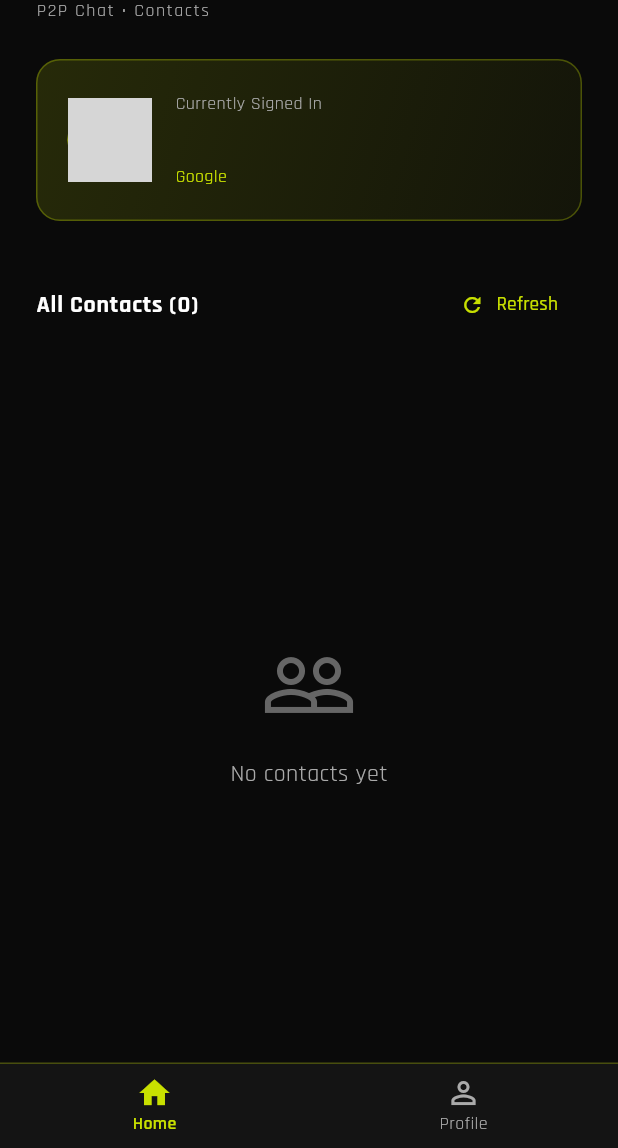
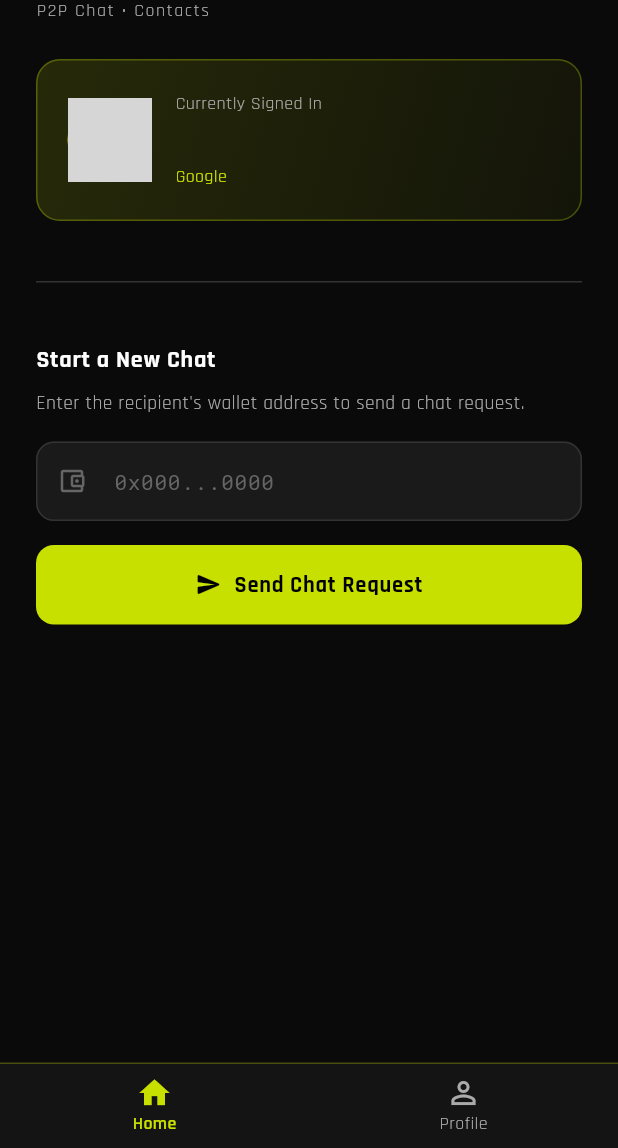
Before and after one commit to TahirMustafa-NO-ONE/meshlix_app, a Flutter app: the HomeScreen screen opened directly, after a tap on the "logout" icon, on a phone screen of 412 x 824 dp, the part 88-1236 px from its top. Run offline on Flutter 3.47's test engine with Material 3 defaults, Android fonts, the light colour scheme and no system bars; our stand-ins replace flutter_dotenv, font_awesome_flutter, google_fonts, shared_preferences; missing offline and left inert: web3auth_flutter, web3dart; accounts and stored records are empty; network calls fail; grey boxes are pictures that could not be loaded.

Commit message:
added wallet input feild

```diff
--- a/lib/screens/home/home_screen.dart
+++ b/lib/screens/home/home_screen.dart
@@ -2,7 +2,6 @@ import 'package:flutter/material.dart';
 import 'package:google_fonts/google_fonts.dart';
 import '../../services/auth/auth_service.dart';
 import '../../services/auth/auth_user.dart';
-import '../../services/storage/user_storage.dart';
 import '../../theme/app_colors.dart';
 import '../auth/auth_screen.dart';
 
@@ -14,41 +13,53 @@ class HomeScreen extends StatefulWidget {
 }
 
 class _HomeScreenState extends State<HomeScreen> {
-  List<AuthUser> _allUsers = [];
-  bool _isLoading = true;
+  final TextEditingController _walletAddressController =
+      TextEditingController();
+  bool _isSendingRequest = false;
 
   @override
-  void initState() {
-    super.initState();
-    _loadUsers();
-  }
-
-  Future<void> _loadUsers() async {
-    setState(() => _isLoading = true);
-    try {
-      final users = await UserStorage.instance.getAllUsers();
-      setState(() {
-        _allUsers = users;
-        _isLoading = false;
-      });
-    } catch (e) {
-      setState(() => _isLoading = false);
-      if (mounted) {
-        ScaffoldMessenger.of(
-          context,
-        ).showSnackBar(SnackBar(content: Text('Error loading users: $e')));
-      }
-    }
+  void dispose() {
+    _walletAddressController.dispose();
+    super.dispose();
   }
 
   Future<void> _handleSignOut() async {
     await AuthService.instance.signOut();
     if (mounted) {
-      // Use pushAndRemoveUntil to clear all previous routes from the stack
       Navigator.of(context).pushAndRemoveUntil(
         MaterialPageRoute(builder: (_) => const AuthScreen()),
-        (route) => false, // Remove all previous routes
+        (route) => false,
       );
+    }
+  }
+
+  Future<void> _handleSendChatRequest() async {
+    final address = _walletAddressController.text.trim();
+    if (address.isEmpty) {
+      ScaffoldMessenger.of(context).showSnackBar(
+        const SnackBar(content: Text('Please enter a wallet address')),
+      );
+      return;
+    }
+
+    setState(() => _isSendingRequest = true);
+    try {
+      // TODO: implement send chat request logic
+      await Future.delayed(const Duration(seconds: 1)); // placeholder
+      if (mounted) {
+        ScaffoldMessenger.of(context).showSnackBar(
+          SnackBar(content: Text('Chat request sent to $address')),
+        );
+        _walletAddressController.clear();
+      }
+    } catch (e) {
+      if (mounted) {
+        ScaffoldMessenger.of(context).showSnackBar(
+          SnackBar(content: Text('Error sending request: $e')),
+        );
+      }
+    } finally {
+      if (mounted) setState(() => _isSendingRequest = false);
     }
   }
 
@@ -77,12 +88,13 @@ class _HomeScreenState extends State<HomeScreen> {
             child: Container(height: 2, color: AppColors.primaryAccent),
           ),
           SafeArea(
+            child: SingleChildScrollView(
+              padding: const EdgeInsets.all(24.0),
               child: Column(
+                crossAxisAlignment: CrossAxisAlignment.start,
                 children: [
-                // ── Header ─────────────────────────────────────────────
-                Padding(
-                  padding: const EdgeInsets.all(24.0),
-                  child: Row(
+                  // ── Header ──────────────────────────────────────────
+                  Row(
                     mainAxisAlignment: MainAxisAlignment.spaceBetween,
                     children: [
                       Column(
@@ -117,12 +129,10 @@ class _HomeScreenState extends State<HomeScreen> {
                       ),
                     ],
                   ),
-                ),
+                  const SizedBox(height: 24),
 
-                // ── Current User Card ──────────────────────────────────
-                Padding(
-                  padding: const EdgeInsets.symmetric(horizontal: 24.0),
-                  child: Container(
+                  // ── Current User Card ────────────────────────────────
+                  Container(
                     width: double.infinity,
                     padding: const EdgeInsets.all(20),
                     decoration: BoxDecoration(
@@ -220,17 +230,13 @@ class _HomeScreenState extends State<HomeScreen> {
                       ],
                     ),
                   ),
-                ),
-                const SizedBox(height: 32),
+                  const SizedBox(height: 40),
+                  Container(height: 1, color: AppColors.border),
+                  const SizedBox(height: 40),
 
-                // ── All Users Section ──────────────────────────────────
-                Padding(
-                  padding: const EdgeInsets.symmetric(horizontal: 24.0),
-                  child: Row(
-                    mainAxisAlignment: MainAxisAlignment.spaceBetween,
-                    children: [
+                  // ── New Chat Section ─────────────────────────────────
                   Text(
-                        'All Contacts (${_allUsers.length})',
+                    'Start a New Chat',
                     style: GoogleFonts.rajdhani(
                       color: AppColors.textPrimary,
                       fontSize: 16,
@@ -238,82 +244,102 @@ class _HomeScreenState extends State<HomeScreen> {
                       letterSpacing: 0.5,
                     ),
                   ),
-                      TextButton.icon(
-                        onPressed: _loadUsers,
-                        icon: const Icon(
-                          Icons.refresh,
-                          size: 16,
+                  const SizedBox(height: 8),
+                  Text(
+                    'Enter the recipient\'s wallet address to send a chat request.',
+                    style: GoogleFonts.rajdhani(
+                      color: AppColors.textSecondary,
+                      fontSize: 13,
+                    ),
+                  ),
+                  const SizedBox(height: 16),
+
+                  // Wallet Address Input
+                  TextField(
+                    controller: _walletAddressController,
+                    style: GoogleFonts.robotoMono(
+                      color: AppColors.textPrimary,
+                      fontSize: 14,
+                    ),
+                    decoration: InputDecoration(
+                      hintText: '0x000...0000',
+                      hintStyle: GoogleFonts.robotoMono(
+                        color: AppColors.textHint,
+                        fontSize: 14,
+                      ),
+                      prefixIcon: const Icon(
+                        Icons.account_balance_wallet_outlined,
+                        color: AppColors.textHint,
+                        size: 20,
+                      ),
+                      filled: true,
+                      fillColor: AppColors.surfaceVariant,
+                      contentPadding: const EdgeInsets.symmetric(
+                        horizontal: 16,
+                        vertical: 16,
+                      ),
+                      border: OutlineInputBorder(
+                        borderRadius: BorderRadius.circular(12),
+                        borderSide: BorderSide(color: AppColors.border),
+                      ),
+                      enabledBorder: OutlineInputBorder(
+                        borderRadius: BorderRadius.circular(12),
+                        borderSide: BorderSide(color: AppColors.border),
+                      ),
+                      focusedBorder: OutlineInputBorder(
+                        borderRadius: BorderRadius.circular(12),
+                        borderSide: BorderSide(
                           color: AppColors.primaryAccent,
+                          width: 1.5,
+                        ),
+                      ),
+                    ),
+                  ),
+                  const SizedBox(height: 16),
+
+                  // Send Chat Request Button
+                  SizedBox(
+                    width: double.infinity,
+                    child: ElevatedButton.icon(
+                      onPressed:
+                          _isSendingRequest ? null : _handleSendChatRequest,
+                      icon: _isSendingRequest
+                          ? const SizedBox(
+                              width: 18,
+                              height: 18,
+                              child: CircularProgressIndicator(
+                                strokeWidth: 2,
+                                color: Colors.black,
+                              ),
+                            )
+                          : const Icon(
+                              Icons.send_rounded,
+                              size: 18,
+                              color: Colors.black,
                             ),
                       label: Text(
-                          'Refresh',
+                        _isSendingRequest ? 'Sending...' : 'Send Chat Request',
                         style: GoogleFonts.rajdhani(
-                            color: AppColors.primaryAccent,
-                            fontSize: 13,
+                          color: Colors.black,
+                          fontSize: 15,
+                          fontWeight: FontWeight.bold,
+                          letterSpacing: 0.5,
+                        ),
+                      ),
+                      style: ElevatedButton.styleFrom(
+                        backgroundColor: AppColors.primaryAccent,
+                        disabledBackgroundColor:
+                            AppColors.primaryAccent.withValues(alpha: 0.5),
+                        padding: const EdgeInsets.symmetric(vertical: 16),
+                        shape: RoundedRectangleBorder(
+                          borderRadius: BorderRadius.circular(12),
+                        ),
+                        elevation: 0,
                       ),
                     ),
                   ),
                 ],
               ),
-                ),
-                const SizedBox(height: 16),
-
-                // ── Users List ─────────────────────────────────────────
-                Expanded(
-                  child: _isLoading
-                      ? const Center(
-                          child: CircularProgressIndicator(
-                            color: AppColors.primaryAccent,
-                          ),
-                        )
-                      : _allUsers.isEmpty
-                      ? Center(
-                          child: Column(
-                            mainAxisAlignment: MainAxisAlignment.center,
-                            children: [
-                              Icon(
-                                Icons.people_outline,
-                                size: 64,
-                                color: AppColors.textHint,
-                              ),
-                              const SizedBox(height: 16),
-                              Text(
-                                'No contacts yet',
-                                style: GoogleFonts.rajdhani(
-                                  color: AppColors.textSecondary,
-                                  fontSize: 16,
-                                ),
-                              ),
-                            ],
-                          ),
-                        )
-                      : RefreshIndicator(
-                          onRefresh: _loadUsers,
-                          color: AppColors.primaryAccent,
-                          child: ListView.builder(
-                            padding: const EdgeInsets.symmetric(
-                              horizontal: 24.0,
-                              vertical: 8.0,
-                            ),
-                            itemCount: _allUsers.length,
-                            itemBuilder: (context, index) {
-                              final user = _allUsers[index];
-                              final isCurrentUser =
-                                  user.publicAddress ==
-                                  currentUser.publicAddress;
-
-                              return Padding(
-                                padding: const EdgeInsets.only(bottom: 12.0),
-                                child: _UserCard(
-                                  user: user,
-                                  isCurrentUser: isCurrentUser,
-                                ),
-                              );
-                            },
-                          ),
-                        ),
-                ),
-              ],
             ),
           ),
         ],
@@ -321,178 +347,3 @@ class _HomeScreenState extends State<HomeScreen> {
     );
   }
 }
-
-// ─── User Card Widget ────────────────────────────────────────────────────────
-
-class _UserCard extends StatelessWidget {
-  final AuthUser user;
-  final bool isCurrentUser;
-
-  const _UserCard({required this.user, required this.isCurrentUser});
-
-  @override
-  Widget build(BuildContext context) {
-    return Container(
-      padding: const EdgeInsets.all(16),
-      decoration: BoxDecoration(
-        color: isCurrentUser
-            ? AppColors.primaryAccent.withValues(alpha: 0.1)
-            : AppColors.surfaceVariant,
-        borderRadius: BorderRadius.circular(12),
-        border: Border.all(
-          color: isCurrentUser
-              ? AppColors.primaryAccent.withValues(alpha: 0.5)
-              : AppColors.border,
-        ),
-      ),
-      child: Row(
-        children: [
-          // Avatar
-          if (user.profileImage != null)
-            Container(
-              width: 48,
-              height: 48,
-              decoration: BoxDecoration(
-                shape: BoxShape.circle,
-                border: Border.all(
-                  color: isCurrentUser
-                      ? AppColors.primaryAccent
-                      : AppColors.textHint,
-                  width: 2,
-                ),
-                image: DecorationImage(
-                  image: NetworkImage(user.profileImage!),
-                  fit: BoxFit.cover,
-                ),
-              ),
-            )
-          else
-            Container(
-              width: 48,
-              height: 48,
-              decoration: BoxDecoration(
-                shape: BoxShape.circle,
-                color: isCurrentUser
-                    ? AppColors.primaryAccent.withValues(alpha: 0.2)
-                    : AppColors.textHint.withValues(alpha: 0.2),
-                border: Border.all(
-                  color: isCurrentUser
-                      ? AppColors.primaryAccent
-                      : AppColors.textHint,
-                  width: 2,
-                ),
-              ),
-              child: Center(
-                child: Text(
-                  user.displayName[0].toUpperCase(),
-                  style: GoogleFonts.orbitron(
-                    color: isCurrentUser
-                        ? AppColors.primaryAccent
-                        : AppColors.textHint,
-                    fontSize: 20,
-                    fontWeight: FontWeight.bold,
-                  ),
-                ),
-              ),
-            ),
-          const SizedBox(width: 12),
-          Expanded(
-            child: Column(
-              crossAxisAlignment: CrossAxisAlignment.start,
-              children: [
-                Row(
-                  children: [
-                    Expanded(
-                      child: Text(
-                        user.displayName,
-                        style: GoogleFonts.rajdhani(
-                          color: AppColors.textPrimary,
-                          fontSize: 16,
-                          fontWeight: FontWeight.bold,
-                        ),
-                        maxLines: 1,
-                        overflow: TextOverflow.ellipsis,
-                      ),
-                    ),
-                    if (isCurrentUser)
-                      Container(
-                        padding: const EdgeInsets.symmetric(
-                          horizontal: 8,
-                          vertical: 2,
-                        ),
-                        decoration: BoxDecoration(
-                          color: AppColors.primaryAccent.withValues(alpha: 0.2),
-                          borderRadius: BorderRadius.circular(4),
-                        ),
-                        child: Text(
-                          'ACTIVE',
-                          style: GoogleFonts.rajdhani(
-                            color: AppColors.primaryAccent,
-                            fontSize: 10,
-                            fontWeight: FontWeight.bold,
-                          ),
-                        ),
-                      ),
-                  ],
-                ),
-                const SizedBox(height: 4),
-                if (user.email != null)
-                  Text(
-                    user.email!,
-                    style: GoogleFonts.rajdhani(
-                      color: AppColors.textSecondary,
-                      fontSize: 13,
-                    ),
-                    maxLines: 1,
-                    overflow: TextOverflow.ellipsis,
-                  ),
-                const SizedBox(height: 2),
-                Row(
-                  children: [
-                    Icon(
-                      _getProviderIcon(user.provider),
-                      size: 12,
-                      color: AppColors.textHint,
-                    ),
-                    const SizedBox(width: 4),
-                    Text(
-                      user.providerDisplayName,
-                      style: GoogleFonts.rajdhani(
-                        color: AppColors.textHint,
-                        fontSize: 12,
-                      ),
-                    ),
-                    const SizedBox(width: 8),
-                    Text('•', style: TextStyle(color: AppColors.textHint)),
-                    const SizedBox(width: 8),
-                    Text(
-                      user.shortAddress,
-                      style: GoogleFonts.robotoMono(
-                        color: AppColors.textHint,
-                        fontSize: 11,
-                      ),
-                    ),
-                  ],
-                ),
-              ],
-            ),
-          ),
-        ],
-      ),
-    );
-  }
-
-  IconData _getProviderIcon(AuthProvider provider) {
-    switch (provider) {
-      case AuthProvider.google:
-        return Icons.g_mobiledata;
-      case AuthProvider.emailOTP:
-        return Icons.email_outlined;
-      case AuthProvider.wallet:
-      case AuthProvider.externalWallet:
-        return Icons.account_balance_wallet_outlined;
-      default:
-        return Icons.person_outline;
-    }
-  }
-}
```
Lines whose indentation alone changed are shown as unchanged.
